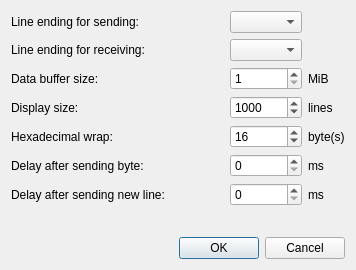
Qt form consolesettingsdialog.ui (ivanovp/iserterm) before a commit.
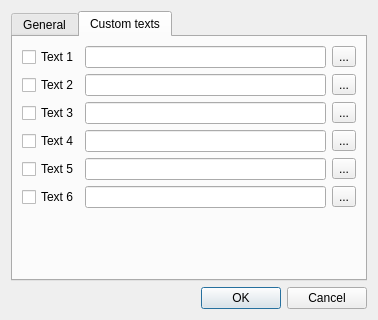
The same form after that commit. The open tabs and pages were chosen to show the change.

Commit message: Sending of custom texts was prepared.

What changed in the file:
```diff
--- a/consolesettingsdialog.ui
+++ b/consolesettingsdialog.ui
@@ -6,13 +6,23 @@
    <rect>
     <x>0</x>
     <y>0</y>
-    <width>356</width>
-    <height>270</height>
+    <width>378</width>
+    <height>320</height>
    </rect>
   </property>
   <property name="windowTitle">
    <string>Dialog</string>
   </property>
+  <layout class="QGridLayout" name="gridLayout_2">
+   <item row="0" column="0">
+    <widget class="QTabWidget" name="tabWidget">
+     <property name="currentIndex">
+      <number>0</number>
+     </property>
+     <widget class="QWidget" name="tabGeneral">
+      <attribute name="title">
+       <string>General</string>
+      </attribute>
   <layout class="QVBoxLayout" name="verticalLayout">
    <item>
     <layout class="QGridLayout" name="gridLayout" columnstretch="1,0,0">
@@ -171,7 +181,137 @@
      </property>
     </spacer>
    </item>
-   <item>
+      </layout>
+     </widget>
+     <widget class="QWidget" name="tabCustomTexts">
+      <attribute name="title">
+       <string>Custom texts</string>
+      </attribute>
+      <layout class="QGridLayout" name="gridLayout_3">
+       <item row="2" column="0">
+        <spacer name="verticalSpacer_2">
+         <property name="orientation">
+          <enum>Qt::Vertical</enum>
+         </property>
+         <property name="sizeHint" stdset="0">
+          <size>
+           <width>20</width>
+           <height>40</height>
+          </size>
+         </property>
+        </spacer>
+       </item>
+       <item row="0" column="0">
+        <layout class="QGridLayout" name="gridLayout_4">
+         <item row="2" column="1">
+          <widget class="QLineEdit" name="text3LineEdit"/>
+         </item>
+         <item row="4" column="0">
+          <widget class="QCheckBox" name="text5CheckBox">
+           <property name="text">
+            <string>Text 5</string>
+           </property>
+          </widget>
+         </item>
+         <item row="3" column="0">
+          <widget class="QCheckBox" name="text4CheckBox">
+           <property name="text">
+            <string>Text 4</string>
+           </property>
+          </widget>
+         </item>
+         <item row="0" column="0">
+          <widget class="QCheckBox" name="text1CheckBox">
+           <property name="text">
+            <string>Text 1</string>
+           </property>
+          </widget>
+         </item>
+         <item row="2" column="0">
+          <widget class="QCheckBox" name="text3CheckBox">
+           <property name="text">
+            <string>Text 3</string>
+           </property>
+          </widget>
+         </item>
+         <item row="5" column="0">
+          <widget class="QCheckBox" name="text6CheckBox">
+           <property name="text">
+            <string>Text 6</string>
+           </property>
+          </widget>
+         </item>
+         <item row="1" column="0">
+          <widget class="QCheckBox" name="text2CheckBox">
+           <property name="text">
+            <string>Text 2</string>
+           </property>
+          </widget>
+         </item>
+         <item row="1" column="2">
+          <widget class="QToolButton" name="text2Button">
+           <property name="text">
+            <string>...</string>
+           </property>
+          </widget>
+         </item>
+         <item row="1" column="1">
+          <widget class="QLineEdit" name="text2LineEdit"/>
+         </item>
+         <item row="0" column="1">
+          <widget class="QLineEdit" name="text1LineEdit"/>
+         </item>
+         <item row="0" column="2">
+          <widget class="QToolButton" name="text1Button">
+           <property name="text">
+            <string>...</string>
+           </property>
+          </widget>
+         </item>
+         <item row="2" column="2">
+          <widget class="QToolButton" name="text3Button">
+           <property name="text">
+            <string>...</string>
+           </property>
+          </widget>
+         </item>
+         <item row="4" column="2">
+          <widget class="QToolButton" name="text5Button">
+           <property name="text">
+            <string>...</string>
+           </property>
+          </widget>
+         </item>
+         <item row="3" column="2">
+          <widget class="QToolButton" name="text4Button">
+           <property name="text">
+            <string>...</string>
+           </property>
+          </widget>
+         </item>
+         <item row="5" column="2">
+          <widget class="QToolButton" name="text6Button">
+           <property name="text">
+            <string>...</string>
+           </property>
+          </widget>
+         </item>
+         <item row="3" column="1">
+          <widget class="QLineEdit" name="text4LineEdit"/>
+         </item>
+         <item row="4" column="1">
+          <widget class="QLineEdit" name="text5LineEdit"/>
+         </item>
+         <item row="5" column="1">
+          <widget class="QLineEdit" name="text6LineEdit"/>
+         </item>
+        </layout>
+       </item>
+      </layout>
+     </widget>
+    </widget>
+   </item>
+   <item row="1" column="0">
     <widget class="QDialogButtonBox" name="buttonBox">
      <property name="orientation">
       <enum>Qt::Horizontal</enum>
```
Left out of the diff: 20 changed lines with no effect on the pictures. Lines whose indentation alone changed are shown as unchanged. The commit also changes 14 other files.
